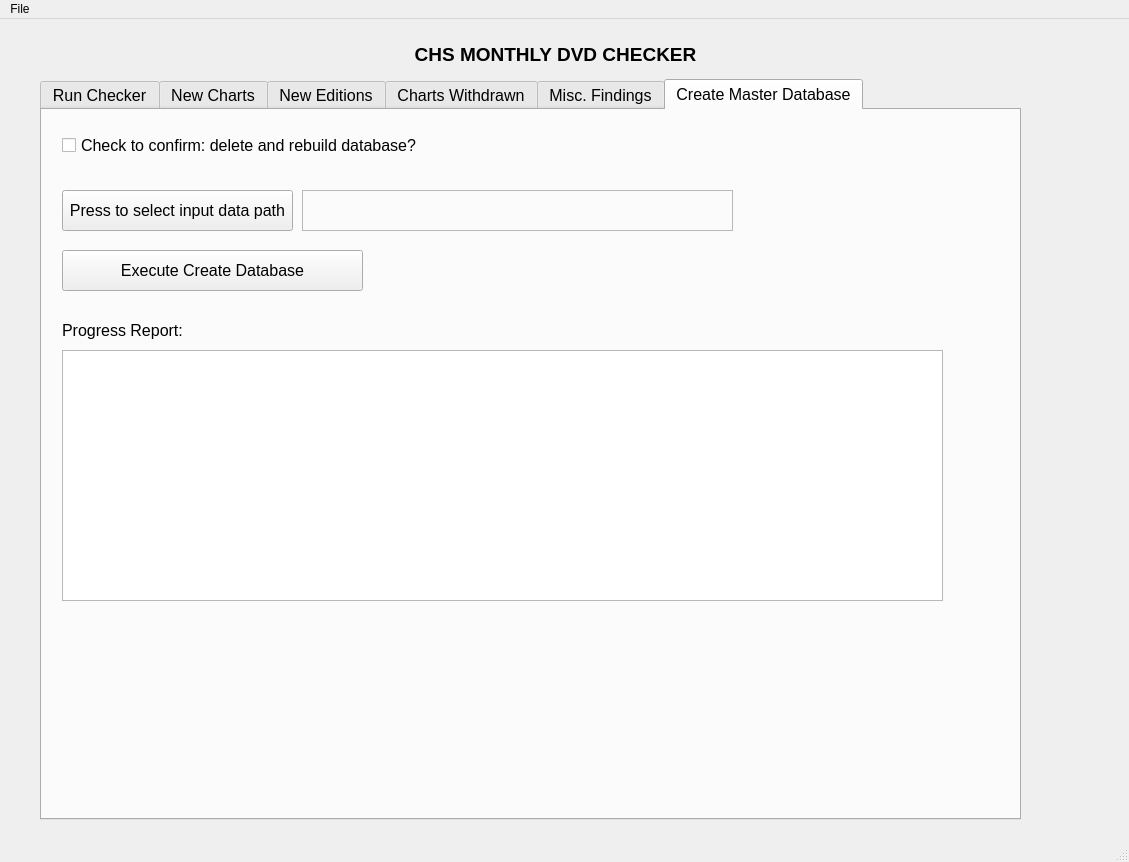
Mabus00/CHS-DVD-Reader, file CHS_DVD_Checker.ui: the form before one commit.
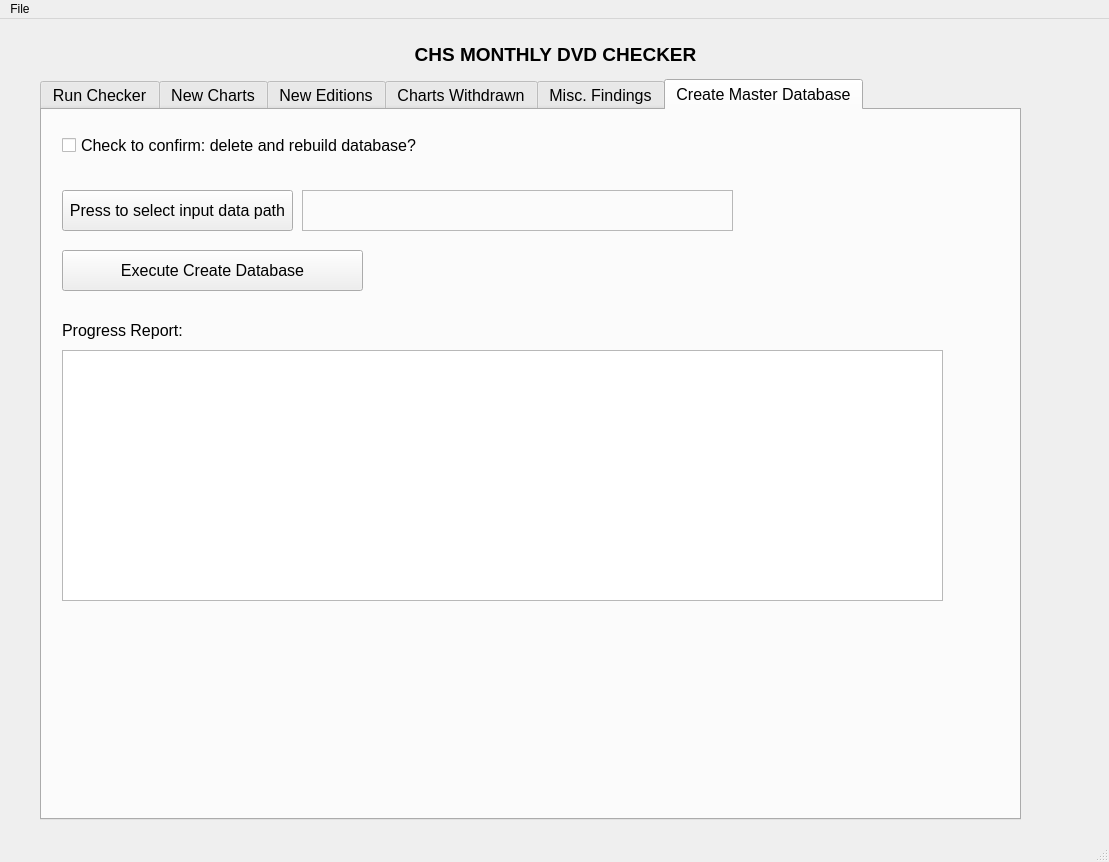
The form after the commit. The open tabs and pages were chosen to show the change.

```diff
--- a/CHS_DVD_Checker.ui
+++ b/CHS_DVD_Checker.ui
@@ -6,7 +6,7 @@
    <rect>
     <x>0</x>
     <y>0</y>
-    <width>1129</width>
+    <width>1109</width>
     <height>862</height>
    </rect>
   </property>
@@ -481,7 +481,7 @@
     <rect>
      <x>0</x>
      <y>0</y>
-     <width>1129</width>
+     <width>1109</width>
      <height>21</height>
     </rect>
    </property>
```
Left out of the diff: 4 changed lines with no effect on the pictures.
